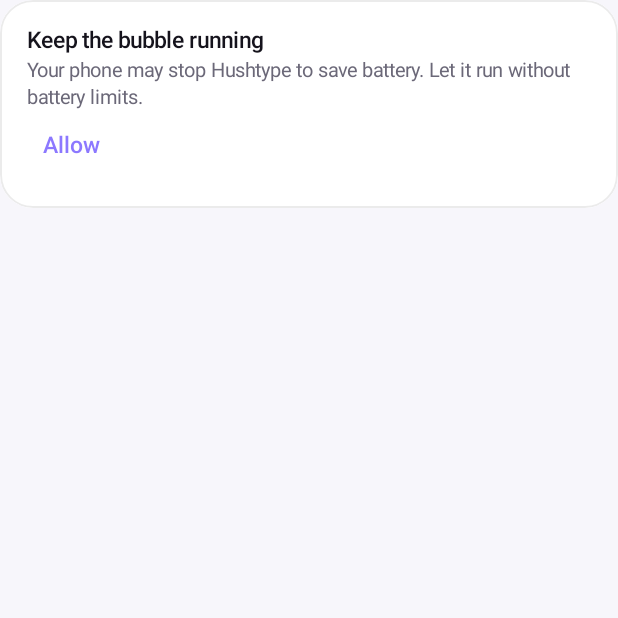
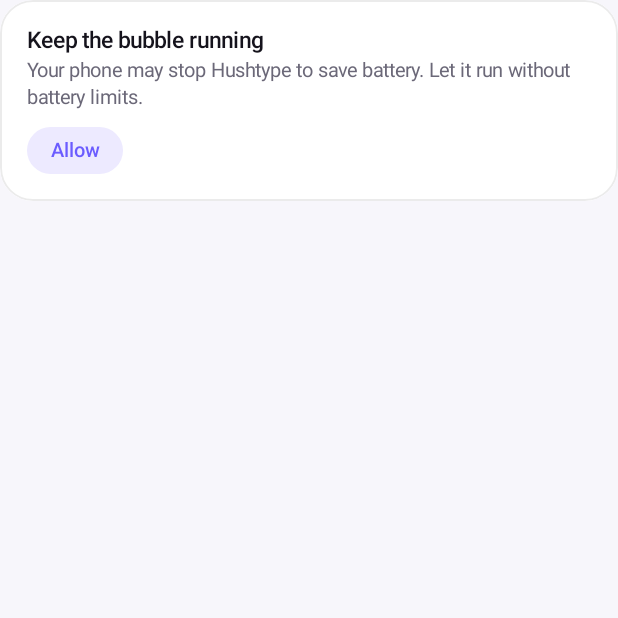
Before and after one commit to chiranjeebhub/hushtype-android, an Android app built with Jetpack Compose: the composable KeepRunningCard shown on its own in the app's theme, on a phone screen of 412 x 824 dp, the top half of it. Run offline under Robolectric (Android 15) with nearby library versions, the phone set to English and light mode, and no system bars.

Commit message:
Hide the bubble once the keyboard has gone, and tidy cards
- Re-check the bubble 650 ms after window changes, since the keyboard's
  window lingers while it animates away and no event follows.
- Keep-running card: compact pill buttons aligned with the text.
- Snippet ideas: full-width dividers; Autostart row gets a chevron.
- A short fade under the status bar instead of a hard cut.

Co-Authored-By: Claude Opus 5.5 <noreply@anthropic.com>
Claude-Session: https://claude.ai/code/session_01H6HfUQG9NSLUh8C7C9zhPG

```diff
--- a/app/src/main/java/app/hushtype/ui/Home.kt
+++ b/app/src/main/java/app/hushtype/ui/Home.kt
@@ -167,18 +167,24 @@ private fun KeepRunningCard() {
             else "Your phone may stop Hushtype to save battery. Let it run without battery limits.",
             style = HushType.subhead, color = c.textSecondary,
         )
-        Row {
-            TextButton(onClick = { SetupState.requestUnrestricted(context) }, contentPadding = PaddingValues(0.dp)) {
-                Text("Allow", color = Hush.violet, style = HushType.body.copy(fontWeight = FontWeight.SemiBold))
-            }
-            if (SetupState.isXiaomi) {
-                Spacer(Modifier.width(20.dp))
-                TextButton(onClick = { SetupState.openAutostart(context) }, contentPadding = PaddingValues(0.dp)) {
-                    Text("Autostart", color = Hush.violet, style = HushType.body.copy(fontWeight = FontWeight.SemiBold))
-                }
-            }
+        Spacer(Modifier.height(12.dp))
+        Row(horizontalArrangement = Arrangement.spacedBy(10.dp)) {
+            SmallAction("Allow") { SetupState.requestUnrestricted(context) }
+            if (SetupState.isXiaomi) SmallAction("Autostart") { SetupState.openAutostart(context) }
         }
     }
+}
+
+/** A compact violet pill for secondary actions inside a card. */
+@Composable
+private fun SmallAction(text: String, onClick: () -> Unit) {
+    Text(
+        text,
+        color = Hush.violetDeep.takeUnless { HushTheme.colors.isDark } ?: Hush.violet,
+        style = HushType.subhead.copy(fontWeight = FontWeight.SemiBold),
+        modifier = Modifier.clip(CircleShape).background(HushTheme.colors.accentSoft).clickable(onClick = onClick)
+            .padding(horizontal = 16.dp, vertical = 8.dp),
+    )
 }
 
 @Composable
--- a/app/src/main/java/app/hushtype/ui/SettingsScreen.kt
+++ b/app/src/main/java/app/hushtype/ui/SettingsScreen.kt
@@ -47,6 +47,8 @@ import androidx.compose.runtime.mutableStateOf
 import androidx.compose.runtime.remember
 import androidx.compose.runtime.setValue
 import androidx.compose.ui.Modifier
+import androidx.compose.material3.Icon
+import androidx.compose.material.icons.automirrored.rounded.KeyboardArrowRight
 import androidx.compose.ui.graphics.Color
 import androidx.compose.ui.draw.clip
 import androidx.compose.ui.Alignment
@@ -119,7 +121,9 @@ fun SettingsScreen(app: HushtypeApp, setup: SetupState) {
             ) { StatusDot(if (setup.unrestricted) Hush.mint else Hush.amber, if (setup.unrestricted) "On" else "Off") }
             if (SetupState.isXiaomi) {
                 Divider()
-                SettingRow("Autostart", "Xiaomi phones also need this on for Hushtype", Icons.Rounded.RestartAlt, onClick = { SetupState.openAutostart(context) })
+                SettingRow("Autostart", "Xiaomi phones also need this on for Hushtype", Icons.Rounded.RestartAlt, onClick = { SetupState.openAutostart(context) }) {
+                    Icon(Icons.AutoMirrored.Rounded.KeyboardArrowRight, null, tint = c.textTertiary)
+                }
             }
             if (System.currentTimeMillis() < s.bubbleSnoozedUntil) {
                 Divider()
--- a/app/src/main/java/app/hushtype/ui/Theme.kt
+++ b/app/src/main/java/app/hushtype/ui/Theme.kt
@@ -40,6 +40,7 @@ import androidx.compose.ui.graphics.vector.ImageVector
 import androidx.compose.ui.text.TextStyle
 import androidx.compose.ui.text.font.FontWeight
 import androidx.compose.ui.text.style.TextOverflow
+import androidx.compose.ui.unit.Dp
 import androidx.compose.ui.unit.dp
 import androidx.compose.ui.unit.sp
 
@@ -219,8 +220,8 @@ fun SwitchRow(title: String, subtitle: String?, icon: ImageVector?, checked: Boo
 }
 
 @Composable
-fun Divider() {
-    Box(Modifier.fillMaxWidth().padding(start = 48.dp).height(1.dp).background(HushTheme.colors.hairline))
+fun Divider(indent: Dp = 48.dp) {
+    Box(Modifier.fillMaxWidth().padding(start = indent).height(1.dp).background(HushTheme.colors.hairline))
 }
 
 /** The main call to action: a violet gradient pill. */
--- a/app/src/main/java/app/hushtype/ui/Vocabulary.kt
+++ b/app/src/main/java/app/hushtype/ui/Vocabulary.kt
@@ -172,7 +172,7 @@ fun SnippetsScreen(app: HushtypeApp) {
                         "my address" to "221B Baker Street, London",
                         "sign off" to "Thanks, and talk soon!",
                     ).forEachIndexed { i, (say, type) ->
-                        if (i > 0) Divider()
+                        if (i > 0) Divider(indent = 0.dp)
                         Row(
                             Modifier.fillMaxWidth().clip(RoundedCornerShape(12.dp))
                                 .clickable { editing = Snippet(trigger = say, expansion = type) }
```
Also changed, not shown: app/src/main/java/app/hushtype/service/HushtypeAccessibilityService.kt (+11 -1 lines), app/src/main/java/app/hushtype/ui/MainScreen.kt (+8 -0 lines).
